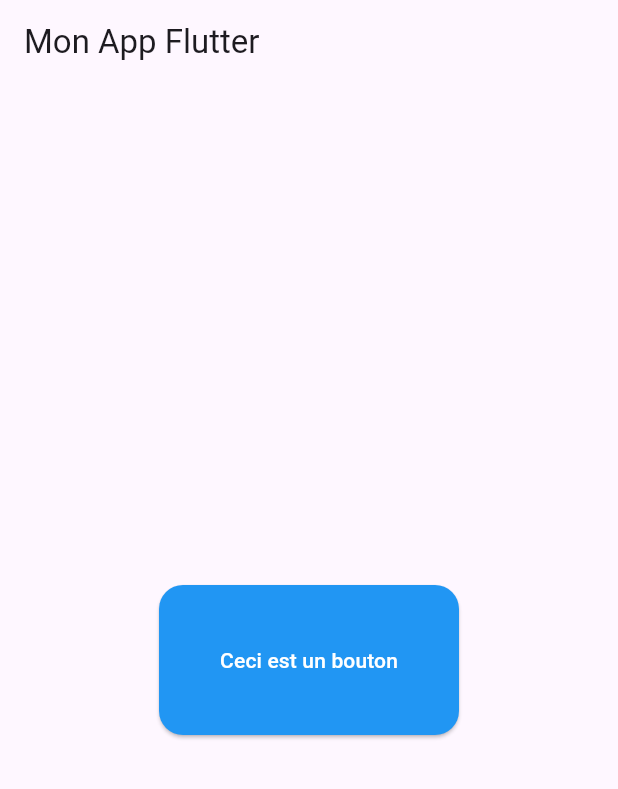
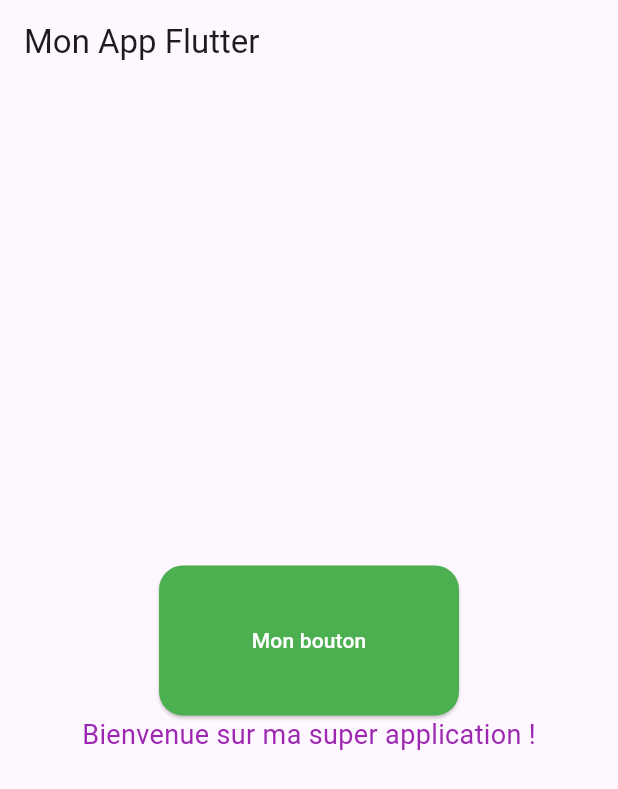
Before and after one commit to MatteoCarton2/Note-app-in-flutter, a Flutter app: the screen it shows after launch, on a phone screen of 412 x 824 dp. Shown: the top 789 px of the screen. Run offline on Flutter 3.47's test engine with Material 3 defaults, Android fonts, the phone set to English and light mode, and no system bars.

Commit message:
Ex 2 : ajouter du texte personnalisé via une class

```diff
--- a/note_app/lib/main.dart
+++ b/note_app/lib/main.dart
@@ -37,6 +37,28 @@ class MonBouton extends StatelessWidget {
   }
 }
 
+class MonTexte extends StatelessWidget {
+  // Propriétés
+  final double taille;
+  final Color couleur;
+  final String text;
+
+  // Constructeur
+  const MonTexte({super.key, required this.taille, required this.couleur, required this.text});
+
+  // Build
+  @override
+  Widget build(BuildContext context) {
+    return Text(
+      text,
+      style: TextStyle(
+        fontSize: taille,
+        color: couleur,
+      )
+    );
+  }
+}
+
 class MyApp extends StatelessWidget {
   const MyApp({super.key});
 
@@ -48,10 +70,20 @@ class MyApp extends StatelessWidget {
           title: const Text('Mon App Flutter'),
         ),
         body: Center(
-          child: MonBouton(
-            text: "Ceci est un bouton",
-            couleur: Colors.blue,
-            taille: 200,
+          child: Column(
+            mainAxisAlignment: MainAxisAlignment.center,  // Pour centrer verticalement
+            children: [
+              MonBouton(
+                text: "Mon bouton",
+                couleur: Colors.green,
+                taille: 200,
+              ),
+              MonTexte(
+                text: "Bienvenue sur ma super application !",
+                couleur: Colors.purple,
+                taille: 18,
+              ),
+            ],
           ),
         ),
       ),
```
